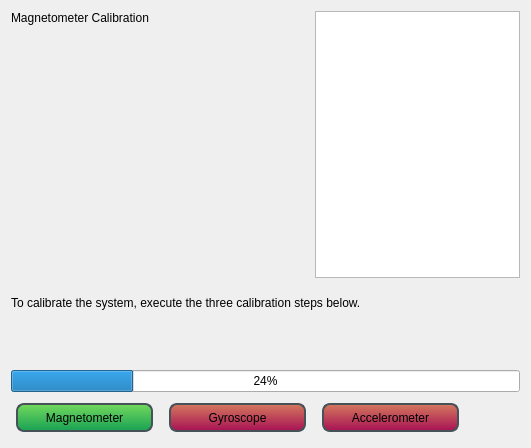
First picture: the form in src/ui/px4_configuration/QGCPX4SensorCalibration.ui, repository mavlink/qgroundcontrol, before the edit.
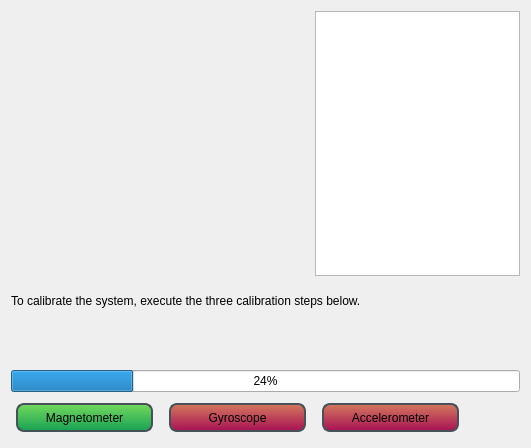
Second picture: the form after the edit. Icons and pictures are not drawn.

Commit message: Fixed image paths

The edit to the form file:
```diff
--- a/src/ui/px4_configuration/QGCPX4SensorCalibration.ui
+++ b/src/ui/px4_configuration/QGCPX4SensorCalibration.ui
@@ -50,13 +50,6 @@
      </property>
     </spacer>
    </item>
-   <item row="0" column="0">
-    <widget class="QLabel" name="titleLabel">
-     <property name="text">
-      <string>Magnetometer Calibration</string>
-     </property>
-    </widget>
-   </item>
    <item row="4" column="0" colspan="3">
     <spacer name="verticalSpacer">
      <property name="orientation">
@@ -124,16 +117,6 @@
      </item>
     </layout>
    </item>
-   <item row="1" column="0">
-    <widget class="QLabel" name="iconLabel">
-     <property name="text">
-      <string/>
-     </property>
-     <property name="scaledContents">
-      <bool>true</bool>
-     </property>
-    </widget>
-   </item>
    <item row="2" column="0" colspan="3">
     <widget class="QLabel" name="calibrationExplanationLabel">
      <property name="text">
@@ -141,6 +124,16 @@
      </property>
     </widget>
    </item>
+   <item row="0" column="0" rowspan="2">
+    <widget class="QLabel" name="iconLabel">
+     <property name="text">
+      <string/>
+     </property>
+     <property name="scaledContents">
+      <bool>true</bool>
+     </property>
+    </widget>
+   </item>
   </layout>
  </widget>
  <resources>
```
The commit also changes 1 other file.
